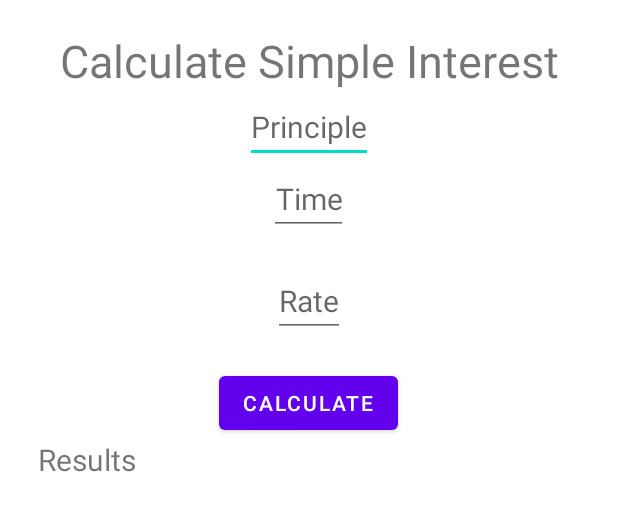
After one commit to kabirdeula/MobileProgramming, an Android app: the layout activity_simple_interest.xml on its own in the app's theme, with its tools: preview values and no code run, on a phone screen of 412 x 824 dp. The commit adds this screen. Shown: the top 511 px of the screen. Run offline under Robolectric (Android 15) with nearby library versions, the phone set to English and light mode, and no system bars.

Commit message:
updated App

```diff
--- /dev/null
+++ b/Lab/AndroidTutorial/app/src/main/res/layout/activity_simple_interest.xml
@@ -0,0 +1,71 @@
+<?xml version="1.0" encoding="utf-8"?>
+<RelativeLayout xmlns:android="http://schemas.android.com/apk/res/android"
+    android:orientation="vertical"
+    android:layout_width="match_parent"
+    android:layout_height="match_parent">
+
+    <TextView
+        android:id="@+id/text_name"
+        android:layout_width="match_parent"
+        android:layout_height="wrap_content"
+        android:gravity="center"
+        android:text="@string/app_name"
+        android:textSize="30sp"
+        android:layout_marginTop="20dp"/>
+
+    <EditText
+        android:id="@+id/principle"
+        android:layout_width="wrap_content"
+        android:layout_height="wrap_content"
+        android:hint="@string/text_principle"
+        android:importantForAutofill="no"
+        android:textSize="20sp"
+        android:inputType="number"
+        android:layout_below="@+id/text_name"
+        android:layout_centerHorizontal="true"
+        android:gravity="center"/>
+
+    <EditText
+        android:id="@+id/time"
+        android:layout_width="wrap_content"
+        android:layout_height="wrap_content"
+        android:gravity="center"
+        android:hint="@string/text_time"
+        android:layout_marginBottom="20dp"
+        android:importantForAutofill="no"
+        android:textSize="20sp"
+        android:inputType="number"
+        android:layout_centerHorizontal="true"
+        android:layout_below="@+id/principle"/>
+
+    <EditText
+        android:id="@+id/rate"
+        android:layout_width="wrap_content"
+        android:layout_height="wrap_content"
+        android:gravity="center"
+        android:layout_marginBottom="20dp"
+        android:textSize="20sp"
+        android:importantForAutofill="no"
+        android:hint="@string/text_rate"
+        android:inputType="number"
+        android:layout_below="@+id/time"
+        android:layout_centerHorizontal="true"/>
+
+    <Button
+        android:id="@+id/calculate"
+        android:layout_width="wrap_content"
+        android:layout_height="wrap_content"
+        android:gravity="center"
+        android:text="@string/btn_calculate"
+        android:layout_below="@+id/rate"
+        android:layout_centerHorizontal="true"/>
+
+    <TextView
+        android:id="@+id/text_results"
+        android:layout_width="wrap_content"
+        android:layout_height="wrap_content"
+        android:layout_below="@+id/calculate"
+        android:text="@string/text_results"
+        android:textSize="20sp"
+        android:layout_marginStart="25dp"/>
+</RelativeLayout>
--- a/Lab/AndroidTutorial/app/src/main/res/mipmap-anydpi-v26/ic_launcher_round.xml
+++ /dev/null
@@ -1,5 +0,0 @@
-<?xml version="1.0" encoding="utf-8"?>
-<adaptive-icon xmlns:android="http://schemas.android.com/apk/res/android">
-    <background android:drawable="@drawable/ic_launcher_background" />
-    <foreground android:drawable="@drawable/ic_launcher_foreground" />
-</adaptive-icon>
--- a/Lab/AndroidTutorial/app/src/main/res/values/strings.xml
+++ b/Lab/AndroidTutorial/app/src/main/res/values/strings.xml
@@ -5,9 +5,9 @@
     <string name="text_false">False</string>
     <string name="text_true_answer">No Chandan loves Sanisha</string>
     <string name="text_false_answer">Yes Sanisha does love Chandan</string>
-    <string name="text_return">Return</string>
     <string name="text_principle">Principle</string>
     <string name="text_time">Time</string>
     <string name="text_rate">Rate</string>
     <string name="btn_calculate">Calculate</string>
+    <string name="text_results">Results</string>
 </resources>
```
Also changed, not shown: Lab/AndroidTutorial/app/src/main/java/com/example/androidtutorial/MainActivity.java (+26 -28 lines), Lab/AndroidTutorial/app/src/main/java/com/example/androidtutorial/TrueFalseMainActivity.java (added, +40 -0 lines), Lab/AndroidTutorial/app/src/main/res/layout/activity_first.xml (deleted, +0 -16 lines), Lab/AndroidTutorial/app/src/main/res/mipmap-hdpi/ic_launcher_round.webp (deleted), Lab/AndroidTutorial/app/src/main/res/mipmap-mdpi/ic_launcher_round.webp (deleted), Lab/AndroidTutorial/app/src/main/res/mipmap-xhdpi/ic_launcher_round.webp (deleted), Lab/AndroidTutorial/app/src/main/res/mipmap-xxhdpi/ic_launcher_round.webp (deleted), Lab/AndroidTutorial/app/src/main/res/mipmap-xxxhdpi/ic_launcher_round.webp (deleted).
